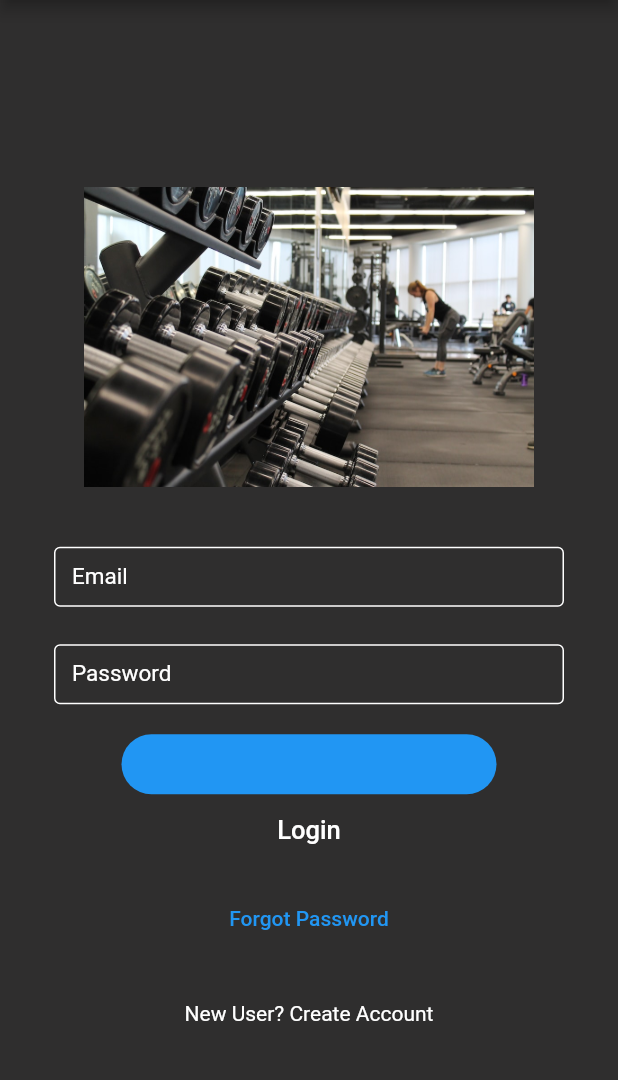
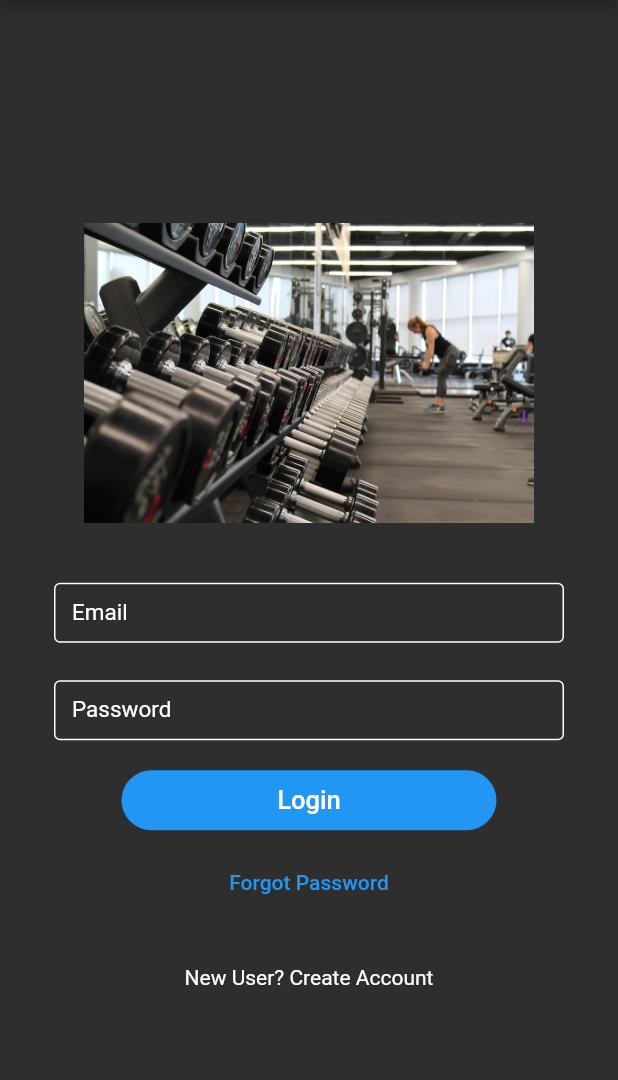
Before and after one commit to Adriantxu/Fitness-Front, a Flutter app: the screen it shows after launch, on a phone screen of 412 x 824 dp, the part 84-1164 px from its top. Run offline on Flutter 3.47's test engine with Material 2 defaults, Android fonts, the phone set to English and light mode, and no system bars; our stand-ins replace google_fonts.

Commit message:
fixed login button

```diff
--- a/lib/main.dart
+++ b/lib/main.dart
@@ -118,9 +118,7 @@ class _LoginDemoState extends State<LoginDemo> {
                 color: Colors.blue,
                 borderRadius: BorderRadius.circular(20),
               ),
-            ),
-          ),
-          TextButton(
+              child: TextButton(
                 onPressed: () {
                   print(emailController.text);
                   Navigator.push(
@@ -131,6 +129,8 @@ class _LoginDemoState extends State<LoginDemo> {
                 child: const Text(
                   'Login',
                   style: TextStyle(color: Colors.white, fontSize: 17),
+                ),
+              ),
             ),
           ),
           TextButton(
```
Lines whose indentation alone changed are shown as unchanged.
